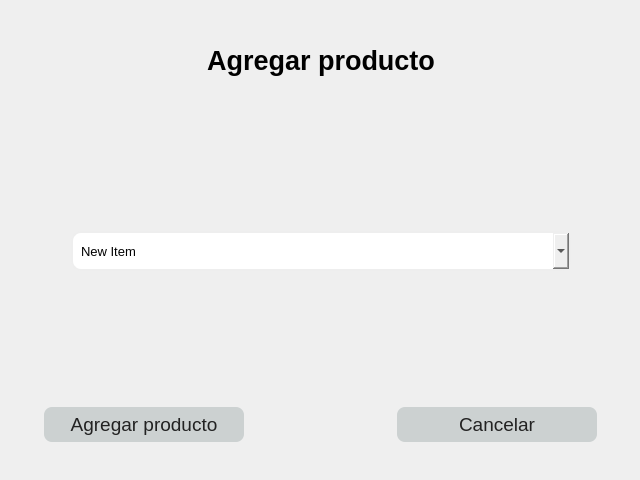
Before: the Qt Designer form nueva-venta/agregar-producto.ui in nicolujan1610/farmasty, drawn with Qt 5.
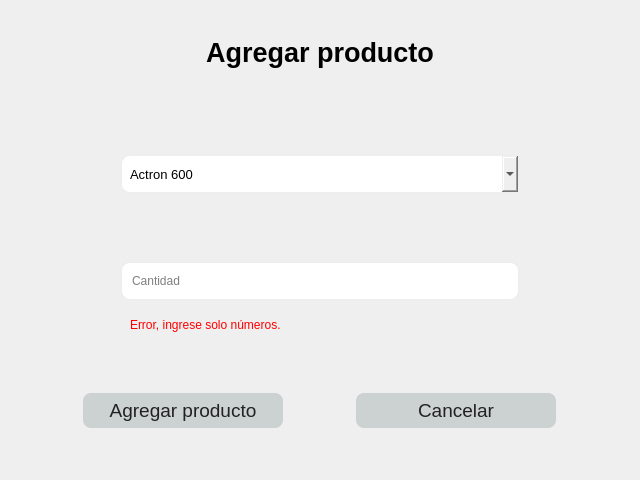
After: the same form once the commit is applied.

```diff
--- a/nueva-venta/agregar-producto.ui
+++ b/nueva-venta/agregar-producto.ui
@@ -31,15 +31,18 @@
   <widget class="QWidget" name="verticalLayoutWidget">
    <property name="geometry">
     <rect>
-     <x>11</x>
-     <y>9</y>
+     <x>10</x>
+     <y>10</y>
      <width>621</width>
-     <height>451</height>
+     <height>341</height>
     </rect>
    </property>
    <layout class="QVBoxLayout" name="verticalLayout">
     <property name="spacing">
-     <number>120</number>
+     <number>60</number>
+    </property>
+    <property name="bottomMargin">
+     <number>40</number>
     </property>
     <item alignment="Qt::AlignHCenter">
      <widget class="QLabel" name="title">
@@ -78,13 +81,13 @@
      <widget class="QComboBox" name="products_cbx">
       <property name="minimumSize">
        <size>
-        <width>500</width>
+        <width>400</width>
         <height>30</height>
        </size>
       </property>
       <property name="maximumSize">
        <size>
-        <width>500</width>
+        <width>400</width>
         <height>40</height>
        </size>
       </property>
@@ -103,7 +106,7 @@
       </property>
       <item>
        <property name="text">
-        <string>New Item</string>
+        <string>Actron 600</string>
        </property>
       </item>
       <item>
@@ -113,8 +116,50 @@
       </item>
      </widget>
     </item>
-    <item>
+    <item alignment="Qt::AlignHCenter">
+     <widget class="QLineEdit" name="cantidad_input">
+      <property name="minimumSize">
+       <size>
+        <width>400</width>
+        <height>40</height>
+       </size>
+      </property>
+      <property name="maximumSize">
+       <size>
+        <width>400</width>
+        <height>40</height>
+       </size>
+      </property>
+      <property name="styleSheet">
+       <string notr="true">background-color:'#222'; 
+color: '#eee'; 
+padding: 8px;
+border-radius: 10px;
+border: 2px solid #eee</string>
+      </property>
+      <property name="placeholderText">
+       <string>Cantidad</string>
+      </property>
+      <property name="clearButtonEnabled">
+       <bool>true</bool>
+      </property>
+     </widget>
+    </item>
+   </layout>
+  </widget>
+  <widget class="QWidget" name="">
+   <property name="geometry">
+    <rect>
+     <x>10</x>
+     <y>350</y>
+     <width>621</width>
+     <height>121</height>
+    </rect>
+   </property>
      <layout class="QHBoxLayout" name="horizontalLayout_2">
+    <property name="spacing">
+     <number>0</number>
+    </property>
       <item>
        <widget class="QPushButton" name="agregar_btn">
         <property name="minimumSize">
@@ -178,8 +223,42 @@
        </widget>
       </item>
      </layout>
-    </item>
-   </layout>
+  </widget>
+  <widget class="QLabel" name="warning_lbl">
+   <property name="geometry">
+    <rect>
+     <x>130</x>
+     <y>300</y>
+     <width>210</width>
+     <height>50</height>
+    </rect>
+   </property>
+   <property name="minimumSize">
+    <size>
+     <width>210</width>
+     <height>50</height>
+    </size>
+   </property>
+   <property name="maximumSize">
+    <size>
+     <width>210</width>
+     <height>50</height>
+    </size>
+   </property>
+   <property name="font">
+    <font>
+     <pointsize>9</pointsize>
+    </font>
+   </property>
+   <property name="styleSheet">
+    <string notr="true">background: transparent; color: red;</string>
+   </property>
+   <property name="text">
+    <string>Error, ingrese solo números.</string>
+   </property>
+   <property name="alignment">
+    <set>Qt::AlignLeading|Qt::AlignLeft|Qt::AlignVCenter</set>
+   </property>
   </widget>
  </widget>
  <resources/>
```
Left out of the diff: 2 changed lines with no effect on the pictures. Lines whose indentation alone changed are shown as unchanged.
